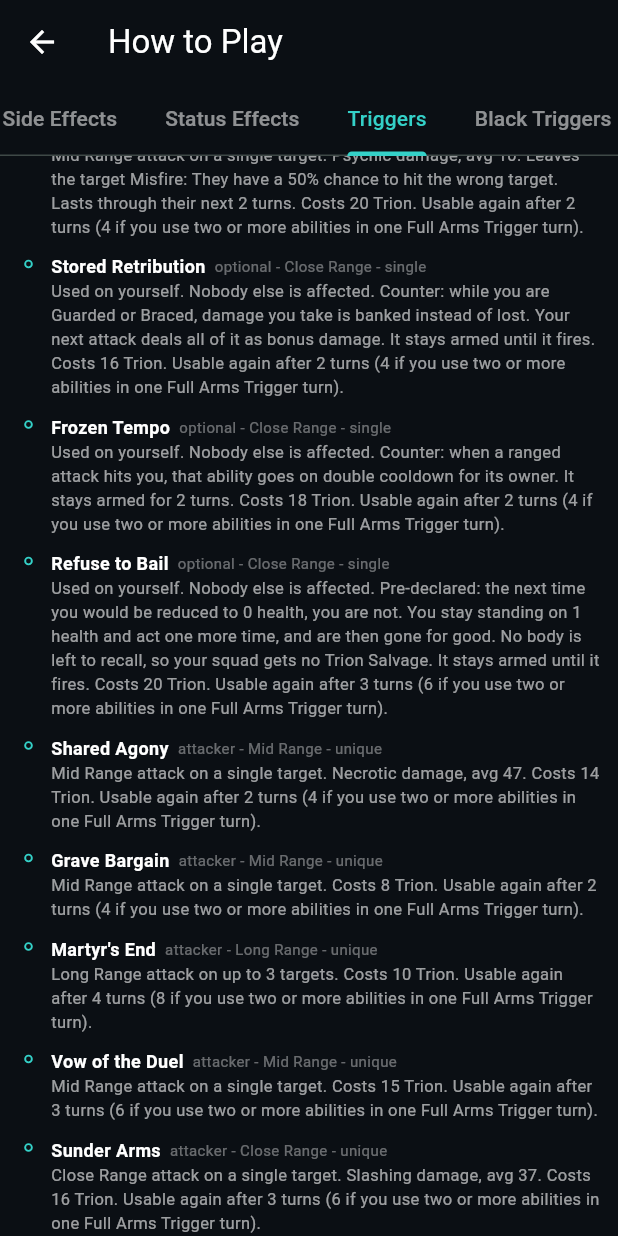
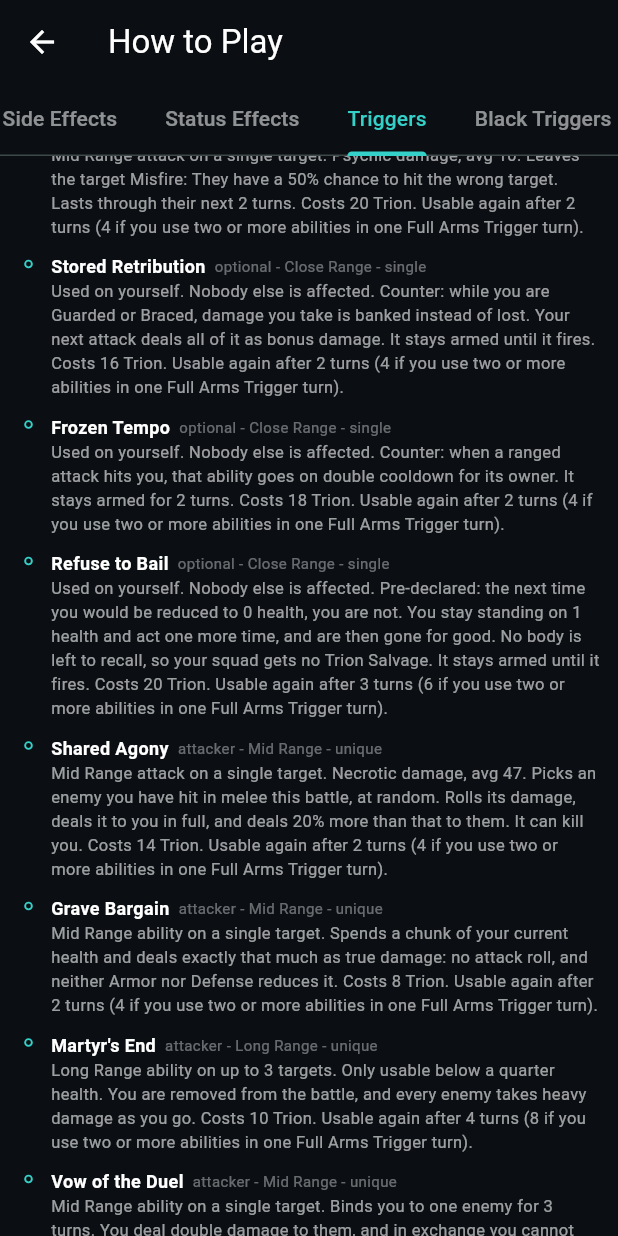
Before and after one commit to MaxxRexx/Isekai_Strategem, a Flutter app: the GuideScreen screen opened directly, tab 4 chosen, scrolled down 2880 dp, on a phone screen of 412 x 824 dp. Run offline on Flutter 3.47's test engine with Material 3 defaults, Android fonts, the phone set to English and light mode, and no system bars; our stand-ins replace supabase_flutter; accounts and stored records are empty.

Commit message:
Every unique ability says what it does
Item 13b gave all 62 status effects a real description. The 17 unique
abilities were the hole it left: they carried a uniqueBehavior and no
description of it, so Martyr's End introduced itself as "Long Range
attack on up to 3 targets. Costs 10 Trion." and stopped. The mechanic
was in the engine, in the enum's own doc comments, and nowhere a player
could reach.

uniqueBehaviorDescription fills it, in the same shape as the
reactiveDescription map that already did this for the ten reactive
counters.

Written off what the engine does today rather than off what the enum
comments specify. Several were designed with a choice the caster makes
and the interface offers none of them, because nothing passes
uniqueData: Called Shot always zeroes Attack, Forced Choice always locks
the cheapest ability, Sensory Swap always moves the first effect it
finds, and Sunder Arms picks the caster's own loss at random. Promising
a choice the player cannot make would be the same defect in a new place.

Rendering the seventeen and reading them turned up two more, both fixed
here. An ability aimed at an enemy called itself an attack whether or
not it dealt any damage, so Mind's Eye was a "Long Range attack" that
reads a Loadout and hurts nobody: whose side the target is on decides
which line an area covers, and whether there is a damage type decides
whether "attack" is honest. And Illusory Double read "aimed at one ally.
Aimed at yourself or an ally".

Co-Authored-By: Claude Opus 5 <noreply@anthropic.com>
Claude-Session: https://claude.ai/code/session_01MBvMEocergTbKdXWsRiCQW

```diff
--- a/app/lib/src/data/describe.dart
+++ b/app/lib/src/data/describe.dart
@@ -325,12 +325,17 @@ String describeActiveTrigger(
   // ability hits three characters spread across three lines: it catches one
   // line. The opening clause says what the ability actually is, on three
   // axes: who it is aimed at, whether it is an attack, and what it reaches.
-  final isAttack = t.targetAffiliation == TargetAffiliation.opponent;
+  // Two different questions, and conflating them called Mind's Eye a "Long
+  // Range attack" when it deals no damage and only reads a Loadout.
+  // Whose side the target is on decides which line an area covers; whether
+  // there is damage on it decides whether the word "attack" is honest.
+  final atEnemy = t.targetAffiliation == TargetAffiliation.opponent;
+  final isAttack = atEnemy && t.damageType != null;
   final noun = isAttack ? 'attack' : 'ability';
-  final whichLine = isAttack ? 'one enemy line' : 'one of your own lines';
+  final whichLine = atEnemy ? 'one enemy line' : 'one of your own lines';
   // What the ability does to the people on that line. An attack hits them;
   // a ward does not "catch" anybody, it affects them.
-  final reaches = isAttack ? 'hitting' : 'affecting';
+  final reaches = atEnemy ? 'hitting' : 'affecting';
   String people(int n) => n == 1 ? '1 who stands' : '$n who stand';
 
   if (t.targetAffiliation == TargetAffiliation.self) {
@@ -352,7 +357,7 @@ String describeActiveTrigger(
   } else if (t.targetAffiliation == TargetAffiliation.ally) {
     parts.add('$rangeWord ability, aimed at one ally.');
   } else {
-    parts.add('$rangeWord attack on a single target.');
+    parts.add('$rangeWord $noun on a single target.');
   }
   if (t.damageType != null && t.damage != null) {
     parts.add(
@@ -385,6 +390,10 @@ String describeActiveTrigger(
       '$recipient ${def.name}: '
       '${describeStatusEffect(def, onSelf: onSelf)}',
     );
+  }
+  if (t.uniqueBehavior != null) {
+    final line = uniqueBehaviorDescription[t.uniqueBehavior!];
+    if (line != null) parts.add(line);
   }
   if (t.armsReactive != null) {
     final line = reactiveDescription[t.armsReactive!];
@@ -499,6 +508,82 @@ const passiveCounterDescription = <PassiveCounterKind, String>{
 /// point is the reactive it sets up described itself as "Affects the user
 /// only", which tells nobody anything. A counter is a promise about the
 /// opponent's next turn, so the description has to say what the promise is.
+/// What each unique ability actually does, in the player's words.
+///
+/// Seventeen abilities carried a `uniqueBehavior` and no description of it,
+/// so Martyr's End introduced itself as "Long Range attack on up to 3
+/// targets. Costs 10 Trion." and stopped: no damage, no status, and not a
+/// word about the thing that makes it Martyr's End. The mechanic was in the
+/// engine, in the enum's own doc comments, and nowhere a player could reach.
+///
+/// Written off what the engine **does today**, not off what the enum's
+/// comments describe. Several of these were specified with a choice the
+/// caster makes, and the interface offers none of them yet: nothing passes
+/// `uniqueData`, so Called Shot always zeroes Attack, Forced Choice always
+/// locks the cheapest ability, Sensory Swap always moves the first effect it
+/// finds, and Sunder Arms picks the caster's own loss at random. Promising a
+/// choice the player cannot make would be the same defect in a new place.
+const uniqueBehaviorDescription = <UniqueBehavior, String>{
+  UniqueBehavior.sharedAgony:
+      'Picks an enemy you have hit in melee this battle, at random. Rolls its '
+      'damage, deals it to you in full, and deals 20% more than that to them. '
+      'It can kill you.',
+  UniqueBehavior.graveBargain:
+      'Spends a chunk of your current health and deals exactly that much as '
+      'true damage: no attack roll, and neither Armor nor Defense reduces it.',
+  UniqueBehavior.martyrsEnd:
+      'Only usable below a quarter health. You are removed from the battle, '
+      'and every enemy takes heavy damage as you go.',
+  UniqueBehavior.vowOfTheDuel:
+      'Binds you to one enemy for 3 turns. You deal double damage to them, '
+      'and in exchange you cannot act on anyone else and cannot be healed. If '
+      'they are still standing when it ends, you are Stunned for 2 turns.',
+  UniqueBehavior.sunderArms:
+      'A strike that permanently destroys one of the target\'s equipped '
+      'Triggers for the rest of the battle, picked at random. It costs you '
+      'one of your own the same way.',
+  UniqueBehavior.curvingShot:
+      'Ignores the first ward, dodge or counter the target has up and lands '
+      'anyway.',
+  UniqueBehavior.calledShot:
+      'No damage. Takes the target\'s Attack to zero for the effect\'s '
+      'duration.',
+  UniqueBehavior.mindsEye:
+      'Reveals one enemy\'s whole Loadout in their panel, so you can read '
+      'what they are carrying before deciding. You cannot use it on yourself.',
+  UniqueBehavior.forcedChoice:
+      'Next turn the target may use only their cheapest ability, whatever '
+      'else they were holding.',
+  UniqueBehavior.memoryTheft:
+      'Copies the last ability the target used. You may cast it once next '
+      'turn, out of this ability\'s own slot.',
+  UniqueBehavior.sensorySwap:
+      'Moves one active status effect off the first target and onto the '
+      'second, keeping the turns it had left.',
+  UniqueBehavior.dreadResonance:
+      'Damage scales with how much damage that enemy has dealt this battle, '
+      'so it punishes whoever has been hurting you most.',
+  UniqueBehavior.isolation:
+      'For 2 turns that enemy cannot be healed or buffed by their allies, and '
+      'cannot heal or buff them either.',
+  UniqueBehavior.illusoryDouble:
+      'They cannot be targeted at all during the opponent\'s next turn. It '
+      'starts with one charge and gains another every time one of your squad '
+      'is defeated.',
+  UniqueBehavior.echoingDoubt:
+      'The target\'s next attack misses outright while they still pay its '
+      'Trion and its cooldown, and they are Silenced afterwards. No roll: it '
+      'simply happens.',
+  UniqueBehavior.karmicBind:
+      'For 3 turns, part of every wound and every heal on you is dealt to a '
+      'chosen enemy as unavoidable damage. How large a part scales with your '
+      'Team Spirit.',
+  UniqueBehavior.unmaking:
+      'Turns every buff the target is holding into its opposite for whatever '
+      'duration was left: Empowered becomes Weakened, Guarded becomes '
+      'Exposed, and so on down the list.',
+};
+
 const reactiveDescription = <ReactiveKind, String>{
   ReactiveKind.reflectNonAoe:
       'Counter: the next single-target hit against you is reflected straight '
```
Also changed, not shown: 2 other files.
